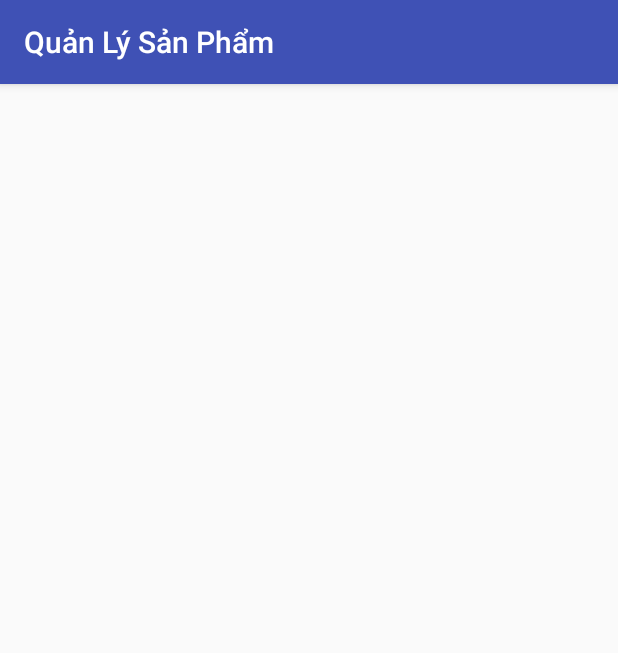
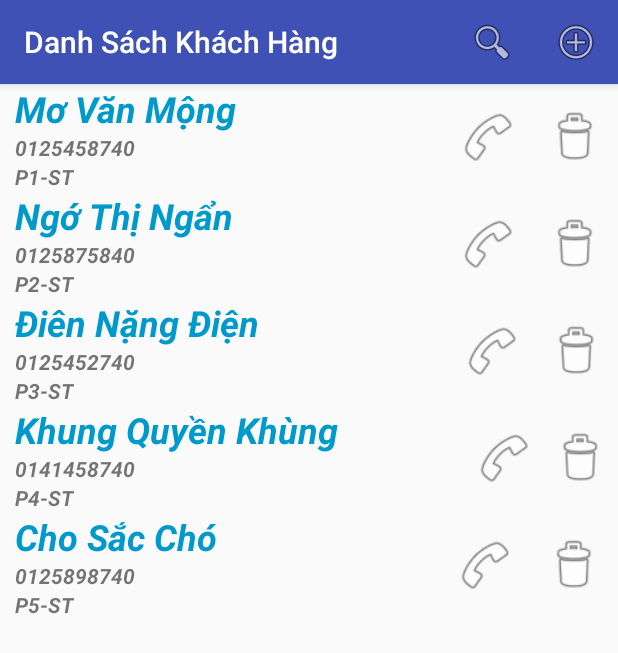
Before and after one commit to TranTanDong/QLSP_TrungVit, an Android app: the KhachHang screen opened directly, with no data from a screen before it, on a phone screen of 412 x 824 dp. Shown: the top 653 px of the screen. Run offline under Robolectric (Android 15) with nearby library versions, the phone set to English and light mode, and no system bars.

Commit message:
Editing KhachHang

```diff
--- /dev/null
+++ b/app/src/main/java/com/example/woo/qlsp_trungvit/Adapter/KhachHangAdapter.java
@@ -0,0 +1,110 @@
+package com.example.woo.qlsp_trungvit.Adapter;
+
+import android.support.v7.widget.LinearLayoutManager;
+import android.support.v7.widget.RecyclerView;
+import android.view.LayoutInflater;
+import android.view.View;
+import android.view.ViewGroup;
+import android.widget.LinearLayout;
+
+import com.example.woo.qlsp_trungvit.Holder.KhachHangViewHolder;
+import com.example.woo.qlsp_trungvit.Holder.LoadingViewHolder;
+import com.example.woo.qlsp_trungvit.Interface.OnLoadMoreListener;
+import com.example.woo.qlsp_trungvit.KhachHang;
+import com.example.woo.qlsp_trungvit.Model.ListKhachHang;
+import com.example.woo.qlsp_trungvit.R;
+
+import java.util.ArrayList;
+
+/**
+ * Created by Woo on 3/22/2018.
+ */
+
+public class KhachHangAdapter extends RecyclerView.Adapter<RecyclerView.ViewHolder> {
+
+    private final int VIEW_TYPE_ITEM = 0;
+    private final int VIEW_TYPE_LOADING = 1;
+    OnLoadMoreListener onLoadMoreListener;
+
+    private boolean isLoading = false;
+    int visibleThrehold = 5;
+    int lastVisibleItem;
+    int totalItemCount;
+    RecyclerView recyclerView;
+    KhachHang context;
+    ArrayList<ListKhachHang> khachHangs;
+
+    public void setLoaded(){
+        isLoading = false;
+    }
+
+    public OnLoadMoreListener getOnLoadMoreListener(){
+        return onLoadMoreListener;
+    }
+
+    public void setOnLoadMoreListener(OnLoadMoreListener onLoadMoreListener) {
+        this.onLoadMoreListener = onLoadMoreListener;
+    }
+
+    public KhachHangAdapter(KhachHang context, RecyclerView recyclerView, ArrayList<ListKhachHang> khachHangs){
+        this.context = context;
+        this.recyclerView = recyclerView;
+        this.khachHangs = khachHangs;
+
+        final LinearLayoutManager linearLayoutManager = (LinearLayoutManager)recyclerView.getLayoutManager();
+        recyclerView.addOnScrollListener(new RecyclerView.OnScrollListener() {
+            @Override
+            public void onScrolled(RecyclerView recyclerView, int dx, int dy) {
+                super.onScrolled(recyclerView, dx, dy);
+                totalItemCount = linearLayoutManager.getItemCount();
+                lastVisibleItem = linearLayoutManager.findLastVisibleItemPosition();
+
+                if (!isLoading && totalItemCount<=(lastVisibleItem+visibleThrehold)){
+                    if (onLoadMoreListener != null){
+                        onLoadMoreListener.onLoadMore();
+                        isLoading = true;
+                    }
+                }
+            }
+        });
+    }
+
+    @Override
+    public RecyclerView.ViewHolder onCreateViewHolder(ViewGroup parent, int viewType) {
+        if (viewType == VIEW_TYPE_ITEM){
+            View khachHangView = LayoutInflater.from(context).inflate(R.layout.item_khachhang, parent, false);
+            return new KhachHangViewHolder(khachHangView);
+        }
+
+        if (viewType == VIEW_TYPE_LOADING){
+            View LoandingView = LayoutInflater.from(context).inflate(R.layout.loadingitem, parent, false);
+            return new LoadingViewHolder(LoandingView);
+        }
+        return null;
+    }
+
+    @Override
+    public void onBindViewHolder(RecyclerView.ViewHolder holder, int position) {
+        if (holder instanceof KhachHangViewHolder){
+            ListKhachHang khachHang = khachHangs.get(position);
+            KhachHangViewHolder khachHangViewHolder = (KhachHangViewHolder) holder;
+            khachHangViewHolder.tv_tenKH.setText(khachHang.getTenKH());
+            khachHangViewHolder.tv_sdtKH.setText(khachHang.getSdtKH());
+            khachHangViewHolder.tv_diachiKH.setText(khachHang.getDiachiKH());
+        }
+        else if (holder instanceof LoadingViewHolder){
+            LoadingViewHolder loadingViewHolder = (LoadingViewHolder) holder;
+            loadingViewHolder.progressBar.setIndeterminate(true);
+        }
+    }
+
+    @Override
+    public int getItemCount() {
+        return khachHangs == null ? 0 : khachHangs.size();
+    }
+
+    @Override
+    public int getItemViewType(int position) {
+        return khachHangs.get(position) == null ? VIEW_TYPE_LOADING : VIEW_TYPE_ITEM;
+    }
+}
--- /dev/null
+++ b/app/src/main/java/com/example/woo/qlsp_trungvit/Holder/KhachHangViewHolder.java
@@ -0,0 +1,25 @@
+package com.example.woo.qlsp_trungvit.Holder;
+
+import android.support.v7.widget.RecyclerView;
+import android.view.View;
+import android.widget.TextView;
+
+import com.example.woo.qlsp_trungvit.R;
+
+/**
+ * Created by Woo on 3/22/2018.
+ */
+
+public class KhachHangViewHolder extends RecyclerView.ViewHolder {
+    public TextView tv_tenKH;
+    public TextView tv_sdtKH;
+    public TextView tv_diachiKH;
+
+    public KhachHangViewHolder(View itemView) {
+        super(itemView);
+
+        tv_tenKH = (TextView)itemView.findViewById(R.id.tv_tenKH);
+        tv_sdtKH = (TextView)itemView.findViewById(R.id.tv_sdtKH);
+        tv_diachiKH = (TextView)itemView.findViewById(R.id.tv_diachiKH);
+    }
+}
--- /dev/null
+++ b/app/src/main/java/com/example/woo/qlsp_trungvit/Interface/OnLoadMoreListener.java
@@ -0,0 +1,9 @@
+package com.example.woo.qlsp_trungvit.Interface;
+
+/**
+ * Created by Woo on 3/22/2018.
+ */
+
+public interface OnLoadMoreListener {
+    void onLoadMore();
+}
--- a/app/src/main/java/com/example/woo/qlsp_trungvit/KhachHang.java
+++ b/app/src/main/java/com/example/woo/qlsp_trungvit/KhachHang.java
@@ -1,13 +1,73 @@
 package com.example.woo.qlsp_trungvit;
 
+import android.content.Intent;
 import android.support.v7.app.AppCompatActivity;
 import android.os.Bundle;
+import android.support.v7.widget.LinearLayoutManager;
+import android.support.v7.widget.RecyclerView;
+import android.view.Menu;
+import android.view.MenuInflater;
+import android.view.MenuItem;
+
+import com.example.woo.qlsp_trungvit.Adapter.KhachHangAdapter;
+import com.example.woo.qlsp_trungvit.Model.ListKhachHang;
+
+import java.util.ArrayList;
 
 public class KhachHang extends AppCompatActivity {
+
+    public static final int CODE_REQUEST_KHACHHANG = 1;
+    public static final int CODE_RESULT_KHACHHANG = 2;
+
+    RecyclerView rcv_khachHang;
+    ArrayList<ListKhachHang> khachHangs = new ArrayList<>();
+    KhachHangAdapter khachHangAdapter;
 
     @Override
     protected void onCreate(Bundle savedInstanceState) {
         super.onCreate(savedInstanceState);
         setContentView(R.layout.activity_khach_hang);
+        addControls();
+        addEvents();
+    }
+
+    private void addControls() {
+        khachHangs.add(new ListKhachHang("Mơ Văn Mộng", "0125458740", "P1-ST"));
+        khachHangs.add(new ListKhachHang("Ngớ Thị Ngẩn", "0125875840", "P2-ST"));
+        khachHangs.add(new ListKhachHang("Điên Nặng Điện", "0125452740", "P3-ST"));
+        khachHangs.add(new ListKhachHang("Khung Quyền Khùng", "0141458740", "P4-ST"));
+        khachHangs.add(new ListKhachHang("Cho Sắc Chó", "0125898740", "P5-ST"));
+
+        rcv_khachHang = (RecyclerView)findViewById(R.id.rcv_khachHang);
+        rcv_khachHang.setLayoutManager(new LinearLayoutManager(this));
+        khachHangAdapter = new KhachHangAdapter(this, rcv_khachHang, khachHangs);
+        rcv_khachHang.setAdapter(khachHangAdapter);
+    }
+
+    private void addEvents() {
+
+    }
+
+
+    @Override
+    public boolean onCreateOptionsMenu(Menu menu) {
+        MenuInflater inflater = getMenuInflater();
+        inflater.inflate(R.menu.menu_addkhachhang, menu);
+        return super.onCreateOptionsMenu(menu);
+    }
+
+    @Override
+    public boolean onOptionsItemSelected(MenuItem item) {
+        if(item.getItemId() == R.id.add){
+            Intent intent = new Intent(KhachHang.this, AddKhachHang.class);
+            startActivityForResult(intent, CODE_REQUEST_KHACHHANG);
+        }
+        return super.onOptionsItemSelected(item);
+    }
+
+    @Override
+    protected void onActivityResult(int requestCode, int resultCode, Intent data) {
+        super.onActivityResult(requestCode, resultCode, data);
+
     }
 }
--- /dev/null
+++ b/app/src/main/java/com/example/woo/qlsp_trungvit/Model/ListKhachHang.java
@@ -0,0 +1,47 @@
+package com.example.woo.qlsp_trungvit.Model;
+
+/**
+ * Created by Woo on 3/22/2018.
+ */
+
+public class ListKhachHang {
+    private String tenKH;
+    private String sdtKH;
+    private String diachiKH;
+
+    public ListKhachHang() {
+        tenKH = "Mac Tu Tu";
+        sdtKH = "0125469873";
+        diachiKH = "Hong Dan - Bac Lieu";
+    }
+
+    public ListKhachHang(String tenKH, String sdtKH, String diachiKH) {
+        this.tenKH = tenKH;
+        this.sdtKH = sdtKH;
+        this.diachiKH = diachiKH;
+    }
+
+    public String getTenKH() {
+        return tenKH;
+    }
+
+    public void setTenKH(String tenKH) {
+        this.tenKH = tenKH;
+    }
+
+    public String getSdtKH() {
+        return sdtKH;
+    }
+
+    public void setSdtKH(String sdtKH) {
+        this.sdtKH = sdtKH;
+    }
+
+    public String getDiachiKH() {
+        return diachiKH;
+    }
+
+    public void setDiachiKH(String diachiKH) {
+        this.diachiKH = diachiKH;
+    }
+}
--- a/app/src/main/java/com/example/woo/qlsp_trungvit/Model/ListThongTinSP.java
+++ b/app/src/main/java/com/example/woo/qlsp_trungvit/Model/ListSanPham.java
@@ -4,14 +4,14 @@ package com.example.woo.qlsp_trungvit.Model;
  * Created by Woo on 3/17/2018.
  */
 
-public class ListThongTinSP {
+public class ListSanPham {
     private int soLuong;
     private int donGia;
     private String loai;
     private String thoiGian;
     private String tenKhachHang;
 
-    public ListThongTinSP() {
+    public ListSanPham() {
         soLuong = 0;
         donGia = 0;
         loai = "So";
@@ -19,7 +19,7 @@ public class ListThongTinSP {
         tenKhachHang = "NVA";
     }
 
-    public ListThongTinSP(int soLuong, int donGia, String loai, String thoiGian, String tenKhachHang) {
+    public ListSanPham(int soLuong, int donGia, String loai, String thoiGian, String tenKhachHang) {
         this.soLuong = soLuong;
         this.donGia = donGia;
         this.loai = loai;
--- a/app/src/main/res/layout/activity_khach_hang.xml
+++ b/app/src/main/res/layout/activity_khach_hang.xml
@@ -1,9 +1,15 @@
 <?xml version="1.0" encoding="utf-8"?>
-<android.support.constraint.ConstraintLayout xmlns:android="http://schemas.android.com/apk/res/android"
+<LinearLayout xmlns:android="http://schemas.android.com/apk/res/android"
     xmlns:app="http://schemas.android.com/apk/res-auto"
     xmlns:tools="http://schemas.android.com/tools"
     android:layout_width="match_parent"
     android:layout_height="match_parent"
+    android:orientation="vertical"
     tools:context="com.example.woo.qlsp_trungvit.KhachHang">
 
-</android.support.constraint.ConstraintLayout>
+
+    <android.support.v7.widget.RecyclerView
+        android:id="@+id/rcv_khachHang"
+        android:layout_width="match_parent"
+        android:layout_height="match_parent" />
+</LinearLayout>
--- /dev/null
+++ b/app/src/main/res/layout/item_khachhang.xml
@@ -0,0 +1,62 @@
+<?xml version="1.0" encoding="utf-8"?>
+<LinearLayout xmlns:android="http://schemas.android.com/apk/res/android"
+    xmlns:app="http://schemas.android.com/apk/res-auto"
+    android:layout_width="match_parent"
+    android:layout_height="wrap_content"
+    android:orientation="horizontal"
+    android:weightSum="10">
+
+    <LinearLayout
+        android:layout_width="wrap_content"
+        android:layout_height="wrap_content"
+        android:layout_weight="8"
+        android:orientation="vertical"
+        android:paddingStart="10dp">
+
+        <TextView
+            android:id="@+id/tv_tenKH"
+            android:layout_width="wrap_content"
+            android:layout_height="wrap_content"
+            android:text="Trần Văn A"
+            android:textColor="@android:color/holo_blue_dark"
+            android:textSize="24dp"
+            android:textStyle="bold|italic" />
+
+        <TextView
+            android:id="@+id/tv_sdtKH"
+            android:layout_width="wrap_content"
+            android:layout_height="wrap_content"
+            android:text="0123456789"
+            android:textStyle="bold|italic" />
+
+        <TextView
+            android:id="@+id/tv_diachiKH"
+            android:layout_width="wrap_content"
+            android:layout_height="wrap_content"
+            android:text="Hồng Dân - Bạc Liêu"
+            android:textStyle="bold|italic" />
+
+    </LinearLayout>
+
+
+        <ImageView
+            android:id="@+id/btn_goi"
+            android:layout_gravity="center"
+            android:layout_weight="1"
+            android:layout_width="40dp"
+            android:layout_height="40dp"
+            app:srcCompat="@android:drawable/ic_menu_call" />
+
+        <ImageView
+            android:id="@+id/btn_xoa"
+            android:layout_weight="1"
+            android:layout_gravity="center"
+            android:layout_width="40dp"
+            android:layout_height="40dp"
+            app:srcCompat="@android:drawable/ic_menu_delete" />
+
+
+
+
+
+</LinearLayout>
--- /dev/null
+++ b/app/src/main/res/menu/menu_addkhachhang.xml
@@ -0,0 +1,16 @@
+<?xml version="1.0" encoding="utf-8"?>
+<menu xmlns:android="http://schemas.android.com/apk/res/android"
+    xmlns:app="http://schemas.android.com/apk/res-auto">
+
+    <item
+        android:id="@+id/timkiem"
+        android:icon="@android:drawable/ic_menu_search"
+        android:title="Tìm khách hàng"
+        app:showAsAction="ifRoom" />
+
+    <item
+        android:id="@+id/addkhachhang"
+        android:icon="@android:drawable/ic_menu_add"
+        android:title="Thêm khách hàng"
+        app:showAsAction="ifRoom" />
+</menu>
--- a/app/src/main/res/values/colors.xml
+++ b/app/src/main/res/values/colors.xml
@@ -1,6 +1,6 @@
 <?xml version="1.0" encoding="utf-8"?>
 <resources>
-    <color name="colorPrimary">#3F51B5</color>
+    <color name="colorPrimary">#3f51b5</color>
     <color name="colorPrimaryDark">#303F9F</color>
     <color name="colorAccent">#FF4081</color>
 </resources>
--- a/app/src/main/res/values/strings.xml
+++ b/app/src/main/res/values/strings.xml
@@ -1,4 +1,6 @@
 <resources>
     <string name="app_name">Quản Lý Sản Phẩm</string>
     <string name="app_mua">Thêm giao dịch</string>
+    <string name="app_khachhang">Danh Sách Khách Hàng</string>
+    <string name="app_addkhachhang">Thêm khách hàng</string>
 </resources>
```
Also changed, not shown: app/src/main/AndroidManifest.xml (+9 -4 lines), app/src/main/java/com/example/woo/qlsp_trungvit/Adapter/SanPhamAdapter.java (added, +9 -0 lines), app/src/main/java/com/example/woo/qlsp_trungvit/AddKhachHang.java (added, +37 -0 lines), app/src/main/java/com/example/woo/qlsp_trungvit/Holder/LoadingViewHolder.java (added, +20 -0 lines), app/src/main/res/layout/activity_add_khach_hang.xml (added, +68 -0 lines), app/src/main/res/layout/loadingitem.xml (added, +13 -0 lines).
